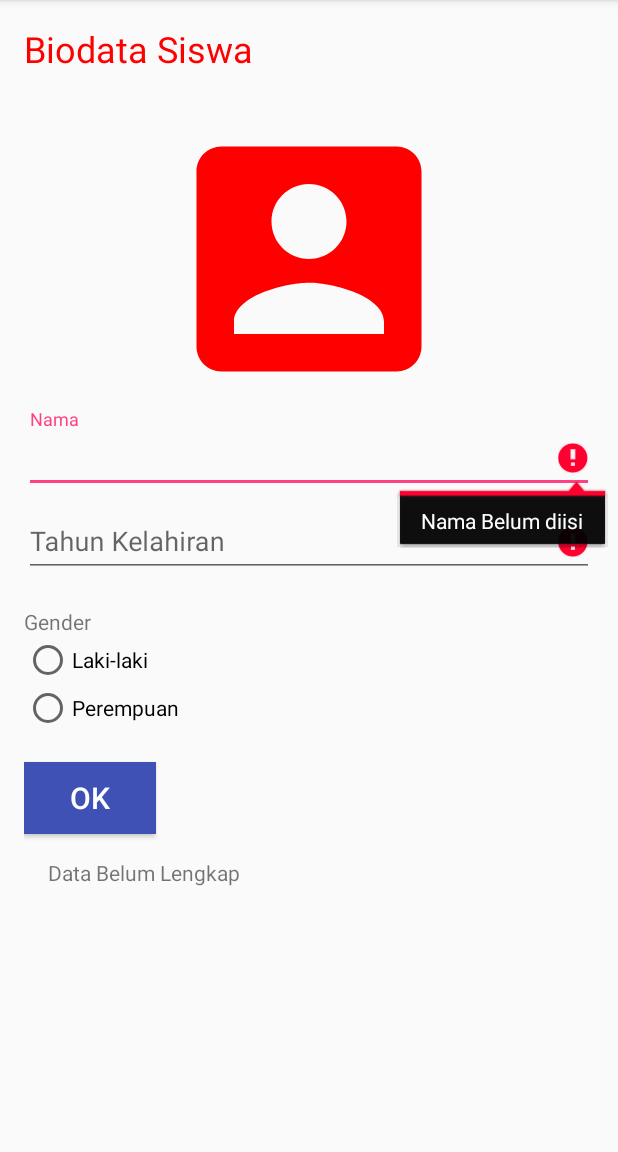
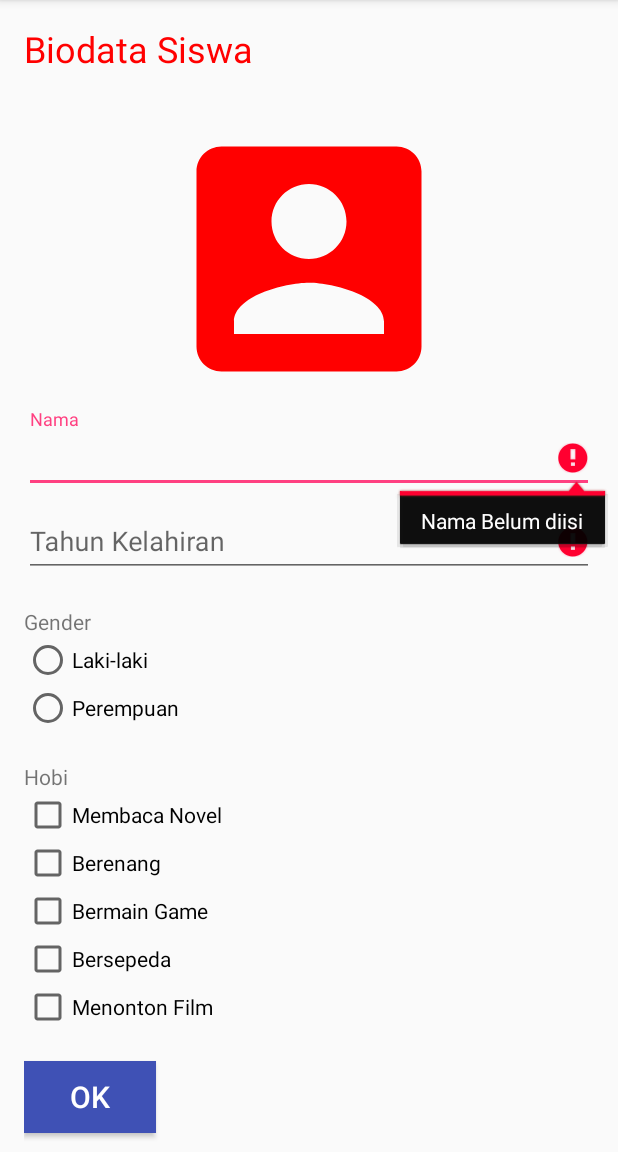
Before and after one commit to zhorif/FormDataDiriSiswa, an Android app: the screen it shows after launch (MainActivity), after a tap on "OK", on a phone screen of 412 x 824 dp, the part 84-1236 px from its top. Run offline under Robolectric (Android 15) with nearby library versions, the phone set to English and light mode, and no system bars.

Commit message:
Pada tahapan ini ada inputan untuk nama, tahun kelahiran, dan gender. Ada pengecekan jika data belum lengkap. Ada penambahan untuk hobi menggunakan checkbox.

```diff
--- a/app/src/main/java/id/sch/smktelkom_mlg/tugas01/xiirpl1028/formdatadirisiswa/MainActivity.java
+++ b/app/src/main/java/id/sch/smktelkom_mlg/tugas01/xiirpl1028/formdatadirisiswa/MainActivity.java
@@ -4,20 +4,24 @@ import android.os.Bundle;
 import android.support.v7.app.AppCompatActivity;
 import android.view.View;
 import android.widget.Button;
+import android.widget.CheckBox;
+import android.widget.CompoundButton;
 import android.widget.EditText;
 import android.widget.RadioButton;
 import android.widget.RadioGroup;
 import android.widget.TextView;
 
 
-public class MainActivity extends AppCompatActivity {
+public class MainActivity extends AppCompatActivity implements CompoundButton.OnCheckedChangeListener {
 
     EditText etNama;
     EditText etTahun;
     Button bOK;
-    TextView tvHasil;
+    TextView tvHasil, tvHobi;
     String hasil = "";
     RadioGroup rgGender;
+    CheckBox cbMN, cbBS, cbBR, cbBG, cbMF;
+    int nHobi;
 
     @Override
     protected void onCreate(Bundle savedInstanceState) {
@@ -29,6 +33,18 @@ public class MainActivity extends AppCompatActivity {
         bOK = (Button) findViewById(R.id.buttonOK);
         rgGender = (RadioGroup) findViewById(R.id.RadioGroupGender);
         tvHasil = (TextView) findViewById(R.id.textViewHasil);
+        cbMN = (CheckBox) findViewById(R.id.checkBoxMN);
+        cbBS = (CheckBox) findViewById(R.id.checkBoxBS);
+        cbBR = (CheckBox) findViewById(R.id.checkBoxBR);
+        cbBG = (CheckBox) findViewById(R.id.checkBoxBG);
+        cbMF = (CheckBox) findViewById(R.id.checkBoxMF);
+        tvHobi = (TextView) findViewById(R.id.textViewHobi);
+
+        cbMN.setOnCheckedChangeListener(this);
+        cbBS.setOnCheckedChangeListener(this);
+        cbBR.setOnCheckedChangeListener(this);
+        cbBG.setOnCheckedChangeListener(this);
+        cbMF.setOnCheckedChangeListener(this);
 
         bOK.setOnClickListener(new View.OnClickListener() {
             @Override
@@ -36,12 +52,27 @@ public class MainActivity extends AppCompatActivity {
 
                 NameYear();
                 Gender();
+                Hobi();
 
                 write();
 
             }
         });
 
+    }
+
+    private void Hobi() {
+        String hobi = "Hobi       :\n";
+        int startlen = hobi.length();
+        if (cbMN.isChecked()) hobi += "                " + cbMN.getText() + "\n";
+        if (cbBS.isChecked()) hobi += "                " + cbBS.getText() + "\n";
+        if (cbBR.isChecked()) hobi += "                " + cbBR.getText() + "\n";
+        if (cbBG.isChecked()) hobi += "                " + cbBG.getText() + "\n";
+        if (cbMF.isChecked()) hobi += "                " + cbMF.getText() + "\n";
+
+        if (hobi.length() == startlen) hobi = "Tidak ada pada pilihan hobi";
+
+        hasil += hobi + "\n";
     }
 
     private void write() {
@@ -58,10 +89,11 @@ public class MainActivity extends AppCompatActivity {
             gender = rb.getText().toString();
         }
         if (gender == null) {
-            hasil = "Data Belum Lengkap";
+            hasil += "Belum memilih gender";
         } else {
-            hasil += "Gender  : " + gender + "\n";
+            hasil += "Gender  : " + gender;
         }
+        hasil += "\n";
     }
 
     private void NameYear() {
@@ -69,9 +101,11 @@ public class MainActivity extends AppCompatActivity {
             String nama = etNama.getText().toString();
             int tahun = Integer.parseInt(etTahun.getText().toString());
             int usia = 2016 - tahun;
-            hasil += "Nama    : " + nama + "\nUmur     :  " + usia + " tahun\n";
-
+            hasil += "Nama    : " + nama + "\nUmur     :  " + usia + " tahun";
+        } else if (!isValid()) {
+            hasil += "Nama atau Tahun Kelahiran belum benar";
         }
+        hasil += "\n";
     }
 
     private boolean isValid() {
@@ -104,4 +138,11 @@ public class MainActivity extends AppCompatActivity {
 
     }
 
+    @Override
+    public void onCheckedChanged(CompoundButton compoundButton, boolean isChecked) {
+        if (isChecked) nHobi += 1;
+        else nHobi -= 1;
+
+        tvHobi.setText("Hobi (" + nHobi + " terpilih)");
+    }
 }
--- a/app/src/main/res/layout/activity_main.xml
+++ b/app/src/main/res/layout/activity_main.xml
@@ -83,6 +83,63 @@
                 android:text="Perempuan" />
         </RadioGroup>
 
+        <TextView
+            android:id="@+id/textViewHobi"
+            android:layout_width="wrap_content"
+            android:layout_height="wrap_content"
+            android:layout_marginTop="20dp"
+            android:text="Hobi" />
+
+        <CheckBox
+            android:id="@+id/checkBoxMN"
+            android:layout_width="wrap_content"
+            android:layout_height="wrap_content"
+            android:layout_alignParentLeft="true"
+            android:layout_alignParentStart="true"
+            android:layout_below="@+id/textViewHobi"
+            android:checked="false"
+            android:text="Membaca Novel" />
+
+        <CheckBox
+            android:id="@+id/checkBoxBR"
+            android:layout_width="wrap_content"
+            android:layout_height="wrap_content"
+            android:layout_alignParentLeft="true"
+            android:layout_alignParentStart="true"
+            android:layout_below="@+id/checkBoxBC"
+            android:checked="false"
+            android:text="Berenang" />
+
+        <CheckBox
+            android:id="@+id/checkBoxBG"
+            android:layout_width="wrap_content"
+            android:layout_height="wrap_content"
+            android:layout_alignParentLeft="true"
+            android:layout_alignParentStart="true"
+            android:layout_below="@+id/checkBoxOR"
+            android:checked="false"
+            android:text="Bermain Game" />
+
+        <CheckBox
+            android:id="@+id/checkBoxBS"
+            android:layout_width="wrap_content"
+            android:layout_height="wrap_content"
+            android:layout_alignParentLeft="true"
+            android:layout_alignParentStart="true"
+            android:layout_below="@+id/checkBoxGB"
+            android:checked="false"
+            android:text="Bersepeda" />
+
+        <CheckBox
+            android:id="@+id/checkBoxMF"
+            android:layout_width="wrap_content"
+            android:layout_height="wrap_content"
+            android:layout_alignParentLeft="true"
+            android:layout_alignParentStart="true"
+            android:layout_below="@+id/checkBoxNL"
+            android:checked="false"
+            android:text="Menonton Film" />
+
 
         <Button
             android:id="@+id/buttonOK"
```
